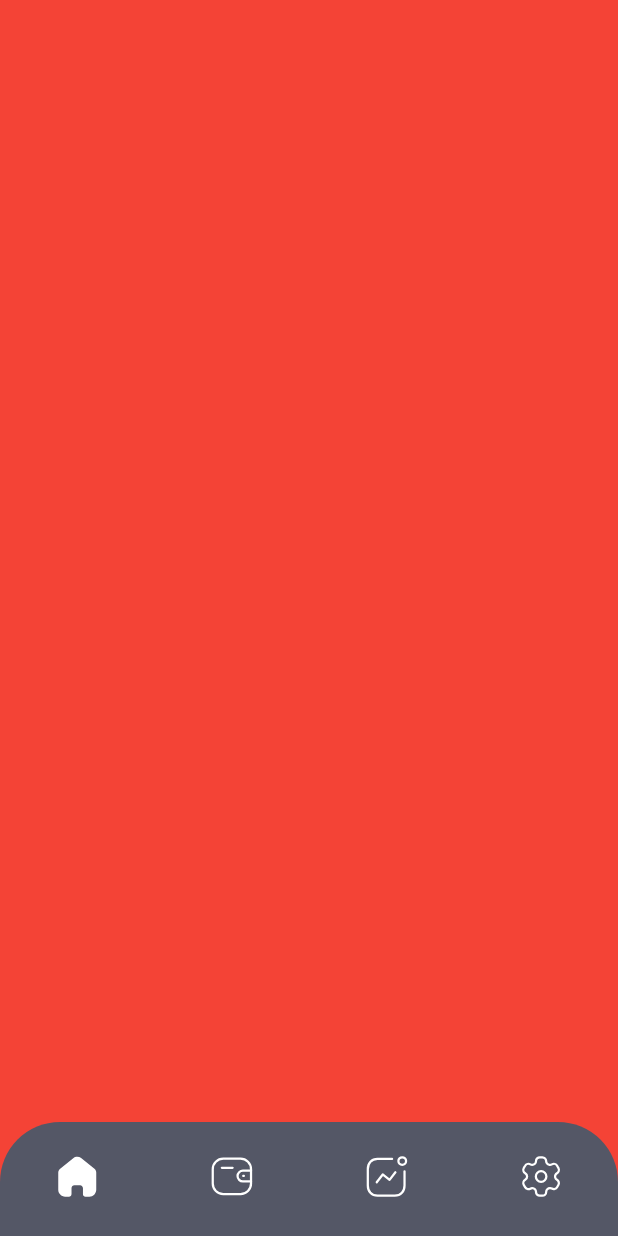
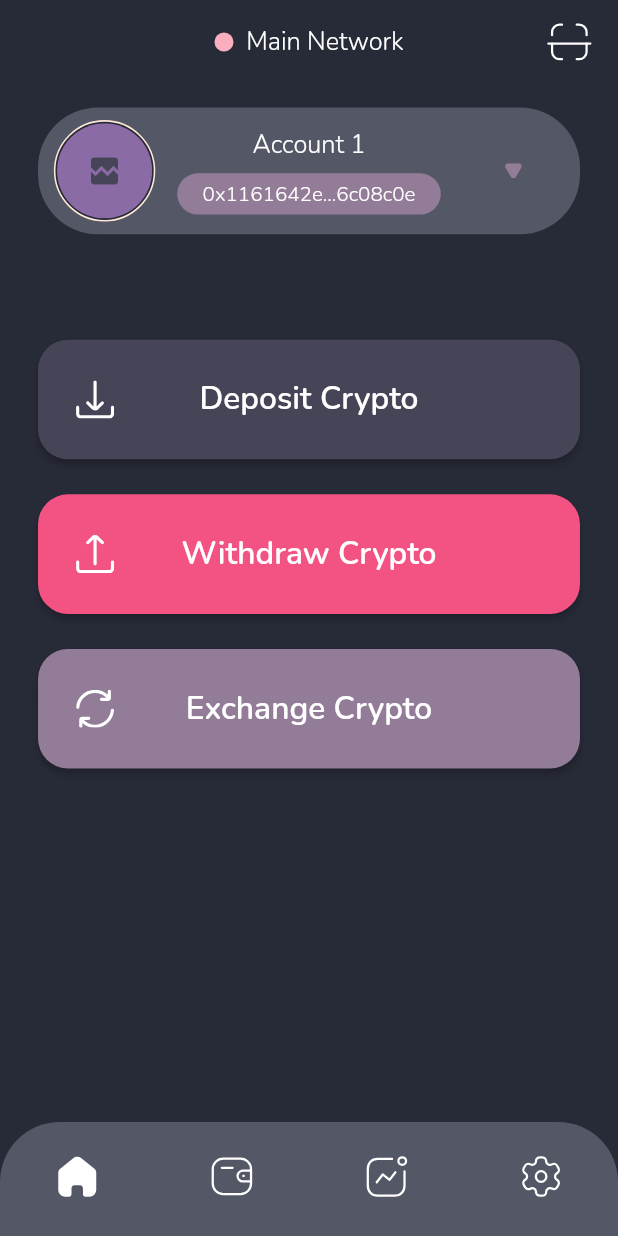
Before and after one commit to hunghuy201280/flutter_crypto_wallet, a Flutter app: the NavBarView screen opened by its route, on a phone screen of 412 x 824 dp. Run offline on Flutter 3.47's test engine with Material 2 defaults, Android fonts, the phone set to English and light mode, and no system bars; drawn by our look-alikes of cached_network_image, persistent_bottom_nav_bar_v2; our stand-ins replace another_flushbar, bloc, dio, flutter_bloc, flutter_screenutil, flutter_secure_storage and 7 more; missing offline and left inert: clipboard; accounts and stored records are empty; network calls fail; statements that could not run were skipped.

Commit message:
update - home screen

```diff
--- a/lib/configs/app_config.dart
+++ b/lib/configs/app_config.dart
@@ -12,7 +12,8 @@ import '../models/prefs/walletpref.dart';
 
 class AppConfigs {
   static const kServerUri = "http://localhost:3000";
-
+  static const tempImage =
+      "https://gamelandvn.com/mobile/wp-content/uploads/2021/05/noelle-social.jpg";
   static Future<void> initializeApp() async {
     //#region initialize AppPref
     final appPref = AppPref(
--- a/lib/l10n/intl_en.arb
+++ b/lib/l10n/intl_en.arb
@@ -36,5 +36,8 @@
   "welcomeBack" : "Welcome Back!",
   "logInWithBiometrics" : "Log In With Biometrics",
   "signIn" : "Sign In",
+  "depositCrypto" : "Deposit Crypto",
+  "withdrawCrypto" : "Withdraw Crypto",
+  "exchangeCrypto" : "Exchange Crypto",
   "signInWithBiometrics" : "Sign in with Biometrics ?"
 }
--- a/lib/l10n/intl_vi.arb
+++ b/lib/l10n/intl_vi.arb
@@ -24,6 +24,9 @@
   "welcomeBack" : "Chào mừng trở lại!",
   "logInWithBiometrics" : "Đăng nhập bằng vân tay",
   "signIn" : "Đăng nhập",
+  "depositCrypto" : "Nạp tiền",
+  "withdrawCrypto" : "Rút tiền",
+  "exchangeCrypto" : "Chuyển đổi tiền",
   "signInWithBiometrics" : "Muốn đăng nhập bằng vân tay ?"
 
 }
--- a/lib/utils/extensions.dart
+++ b/lib/utils/extensions.dart
@@ -13,6 +13,17 @@ extension StringExt on String {
         width: width,
         height: height,
       );
+  String shortFor({int shortForLength = 20}) {
+    assert(shortForLength >= 3);
+    if (length <= shortForLength - 3) {
+      return this;
+    }
+    final cutIndex = shortForLength ~/ 2;
+    final remainingChar = shortForLength - cutIndex;
+    return substring(0, cutIndex) +
+        "..." +
+        substring(length - remainingChar + 3);
+  }
 }
 
 extension OutlineInputBorderExt on OutlineInputBorder {
--- a/lib/utils/utils.dart
+++ b/lib/utils/utils.dart
@@ -4,6 +4,7 @@ import 'package:flutter_ntf_marketplace/configs/color_config.dart';
 import 'package:flutter_ntf_marketplace/utils/extensions.dart';
 import 'package:flutter_screenutil/flutter_screenutil.dart';
 import 'package:fluttertoast/fluttertoast.dart';
+import 'package:shimmer/shimmer.dart';
 
 import '../configs/text_config.dart';
 
@@ -51,4 +52,32 @@ class Utils {
   }
 
   static Widget get empty => const SizedBox.shrink();
+
+  static Shimmer getShimmer(
+          {double borderRadius = 0, double? width, double? height}) =>
+      Shimmer(
+        child: ClipRRect(
+          borderRadius: BorderRadius.circular(borderRadius),
+          child: SizedBox.fromSize(
+            size: Size(width ?? 1.sw, height ?? 1.sh),
+            child: const Material(
+              color: AppColors.kColor8,
+            ),
+          ),
+        ),
+        gradient: const LinearGradient(
+          colors: [
+            AppColors.kColor6,
+            AppColors.kColor6,
+            AppColors.kColor8,
+            AppColors.kColor6,
+            AppColors.kColor6,
+          ],
+          stops: <double>[0.0, 0.4, 0.5, 0.6, 1.0],
+          begin: Alignment.topLeft,
+          end: Alignment.centerRight,
+        ),
+        // baseColor: AppColors.kColor6,
+        // highlightColor: AppColors.kColor8,
+      );
 }
--- a/lib/views/home_screen/home_screen.dart
+++ b/lib/views/home_screen/home_screen.dart
@@ -1,4 +1,12 @@
 import 'package:flutter/material.dart';
+import 'package:flutter_ntf_marketplace/configs/color_config.dart';
+import 'package:flutter_ntf_marketplace/configs/text_config.dart';
+import 'package:flutter_ntf_marketplace/generated/l10n.dart';
+import 'package:flutter_ntf_marketplace/utils/extensions.dart';
+import 'package:flutter_ntf_marketplace/views/home_screen/widgets/account_info.dart';
+import 'package:flutter_ntf_marketplace/views/nav_bar_view/nav_bar_view.dart';
+import 'package:flutter_ntf_marketplace/views/shared_widgets/primary_button.dart';
+import 'package:flutter_screenutil/flutter_screenutil.dart';
 
 class HomeScreen extends StatefulWidget {
   static const id = "HomeScreen";
@@ -15,8 +23,44 @@ class HomeScreen extends StatefulWidget {
 class _HomeScreenState extends State<HomeScreen> {
   @override
   Widget build(BuildContext context) {
+    final s = S.of(context);
     return Scaffold(
-      backgroundColor: Colors.red,
+      backgroundColor: AppColors.kColor1,
+      body: Column(
+        children: [
+          16.verticalSpace,
+          const AccountInfo(),
+          NavBarView.height.verticalSpace,
+          PrimaryButton(
+            title: s.depositCrypto,
+            leading: "deposit".getIcon(width: 24.w, height: 24.w),
+            style: TextConfigs.kSubtitle_9,
+            onTap: () {},
+            backgroundColor: AppColors.kColor3,
+            verticalPadding: 24.w,
+            horizontalMargin: 24.w,
+          ),
+          24.verticalSpace,
+          PrimaryButton(
+            title: s.withdrawCrypto,
+            leading: "withdraw".getIcon(width: 24.w, height: 24.w),
+            style: TextConfigs.kSubtitle_9,
+            onTap: () {},
+            verticalPadding: 24.w,
+            horizontalMargin: 24.w,
+          ),
+          24.verticalSpace,
+          PrimaryButton(
+            title: s.exchangeCrypto,
+            leading: "exchange".getIcon(width: 24.w, height: 24.w),
+            style: TextConfigs.kSubtitle_9,
+            onTap: () {},
+            backgroundColor: AppColors.kColor5,
+            horizontalMargin: 24.w,
+            verticalPadding: 24.w,
+          ),
+        ],
+      ),
     );
   }
 }
--- /dev/null
+++ b/lib/views/home_screen/widgets/account_info.dart
@@ -0,0 +1,115 @@
+import 'package:clipboard/clipboard.dart';
+import 'package:flutter/material.dart';
+import 'package:flutter_ntf_marketplace/utils/extensions.dart';
+import 'package:flutter_screenutil/flutter_screenutil.dart';
+
+import '../../../configs/app_config.dart';
+import '../../../configs/color_config.dart';
+import '../../../configs/text_config.dart';
+import '../../../utils/utils.dart';
+import '../../shared_widgets/primary_avatar.dart';
+
+class AccountInfo extends StatelessWidget {
+  const AccountInfo({Key? key}) : super(key: key);
+
+  @override
+  Widget build(BuildContext context) {
+    return Padding(
+      padding: EdgeInsets.symmetric(horizontal: 24.w),
+      child: Material(
+        borderRadius: BorderRadius.circular(40),
+        color: AppColors.kColor2,
+        child: Padding(
+          padding: EdgeInsets.symmetric(horizontal: 10.w, vertical: 8.w),
+          child: Row(
+            mainAxisAlignment: MainAxisAlignment.spaceBetween,
+            children: [
+              HomeAvatar(),
+              Column(
+                children: [
+                  Text(
+                    "Account 1",
+                    style: TextConfigs.kBody2_9,
+                  ),
+                  8.verticalSpace,
+                  Material(
+                    shape: RoundedRectangleBorder(
+                      borderRadius: BorderRadius.circular(30),
+                    ),
+                    color: AppColors.kColor5,
+                    clipBehavior: Clip.hardEdge,
+                    child: InkWell(
+                      onTap: () {
+                        FlutterClipboard.controlC("text");
+                        Utils.showToast(context, message: "Copied");
+                      },
+                      child: Padding(
+                        padding: EdgeInsets.symmetric(
+                            horizontal: 16.w, vertical: 4.w),
+                        child: Text(
+                          "0x1161642e402d07D13B243d678d6d08f476c08c0e"
+                              .shortFor(),
+                          style: TextConfigs.kCaption_9,
+                        ),
+                      ),
+                    ),
+                  ),
+                ],
+              ),
+              SizedBox(
+                width: 64.w,
+                child: Material(
+                  color: Colors.transparent,
+                  child: Center(
+                    child: IconButton(
+                      onPressed: () {},
+                      splashRadius: 16.w,
+                      icon: "dropdown".getIcon(),
+                    ),
+                  ),
+                ),
+              ),
+            ],
+          ),
+        ),
+      ),
+    );
+  }
+}
+
+class HomeAvatar extends StatelessWidget {
+  const HomeAvatar({
+    Key? key,
+  }) : super(key: key);
+
+  @override
+  Widget build(BuildContext context) {
+    return Stack(
+      alignment: AlignmentDirectional.center,
+      children: [
+        SizedBox.fromSize(
+          child: Material(
+            shape: CircleBorder(
+              side: BorderSide(color: AppColors.kColor8, width: 2.w),
+            ),
+            color: Colors.transparent,
+          ),
+          size: Size(64.w, 64.w),
+        ),
+        SizedBox.fromSize(
+          child: Material(
+            shape: CircleBorder(
+              side: BorderSide(color: AppColors.kColor1, width: 2.w),
+            ),
+            color: Colors.transparent,
+          ),
+          size: Size(62.w, 62.w),
+        ),
+        PrimaryAvatar(
+          size: 60.w,
+          imageUrl: AppConfigs.tempImage,
+        ),
+      ],
+    );
+  }
+}
--- a/lib/views/login/login_screen.dart
+++ b/lib/views/login/login_screen.dart
@@ -4,7 +4,6 @@ import 'package:flutter_bloc/flutter_bloc.dart';
 import 'package:flutter_ntf_marketplace/configs/color_config.dart';
 import 'package:flutter_ntf_marketplace/configs/text_config.dart';
 import 'package:flutter_ntf_marketplace/generated/l10n.dart';
-import 'package:flutter_ntf_marketplace/view_models/auth_bloc/auth_bloc.dart';
 import 'package:flutter_ntf_marketplace/view_models/login_bloc/login_bloc.dart';
 import 'package:flutter_ntf_marketplace/views/create_wallet/create_wallet_screen.dart';
 import 'package:flutter_ntf_marketplace/views/import_wallet/import_wallet_screen.dart';
@@ -22,11 +21,9 @@ class LoginScreen extends StatefulWidget {
 }
 
 class _LoginScreenState extends State<LoginScreen> {
-
   @override
   void initState() {
     super.initState();
-
   }
 
   @override
@@ -75,7 +72,7 @@ class __BodyScreenState extends State<_BodyScreen> {
           60.verticalSpace,
           PrimaryButton(
             title: s.createWallet,
-            horizontalPadding: 72.w,
+            horizontalMargin: 72.w,
             onTap: () {
               print("Hung ngu vcl");
               Navigator.pushNamed(context, CreateWalletScreen.id);
@@ -84,7 +81,7 @@ class __BodyScreenState extends State<_BodyScreen> {
           20.verticalSpace,
           PrimaryButton(
             title: s.importWallet,
-            horizontalPadding: 72.w,
+            horizontalMargin: 72.w,
             backgroundColor: AppColors.kColor2,
             onTap: () {
               Navigator.pushNamed(context, ImportWalletScreen.id);
--- a/lib/views/nav_bar_view/nav_bar_view.dart
+++ b/lib/views/nav_bar_view/nav_bar_view.dart
@@ -1,6 +1,7 @@
 import 'package:flutter/material.dart';
 import 'package:flutter_bloc/flutter_bloc.dart';
 import 'package:flutter_ntf_marketplace/configs/color_config.dart';
+import 'package:flutter_ntf_marketplace/configs/text_config.dart';
 import 'package:flutter_ntf_marketplace/utils/extensions.dart';
 import 'package:flutter_ntf_marketplace/view_models/auth_bloc/auth_bloc.dart';
 import 'package:flutter_ntf_marketplace/views/login/login_screen.dart';
@@ -12,12 +13,13 @@ import 'package:persistent_bottom_nav_bar_v2/persistent-tab-view.dart';
 
 import '../../generated/l10n.dart';
 import '../../routes/app_route.dart';
+import '../../utils/utils.dart';
 import '../home_screen/home_screen.dart';
 import '../passcode/passcode_screen.dart';
 
 class NavBarView extends StatefulWidget {
   static const id = "NavBarView";
-  static final height = 72.w;
+  static const height = 72;
   const NavBarView({Key? key}) : super(key: key);
 
   @override
@@ -45,7 +47,10 @@ class _NavBarViewState extends State<NavBarView> {
           authenticated: (wallet) {},
         );
       },
-      child: PersistentTabView(
+      child: Scaffold(
+        appBar: _buildMainAppBar(),
+        resizeToAvoidBottomInset: false,
+        body: PersistentTabView(
           context,
           screens: screens,
           items: navBarItem,
@@ -55,7 +60,7 @@ class _NavBarViewState extends State<NavBarView> {
             selectedIndex = index;
             setState(() {});
           },
-        navBarHeight: NavBarView.height,
+          navBarHeight: NavBarView.height.w,
           padding: NavBarPadding.only(top: 24.w),
           decoration: const NavBarDecoration(
             borderRadius: BorderRadius.vertical(top: Radius.circular(40)),
@@ -63,9 +68,10 @@ class _NavBarViewState extends State<NavBarView> {
           hideNavigationBarWhenKeyboardShows: true,
           hideNavigationBar:
               MediaQuery.of(context).viewInsets.bottom > 0 ? true : false,
-        //bottomScreenMargin: 64.w,
+          bottomScreenMargin: 0,
           screenTransitionAnimation: const ScreenTransitionAnimation(
             animateTabTransition: true,
+          ),
         ),
       ),
     );
@@ -107,4 +113,36 @@ class _NavBarViewState extends State<NavBarView> {
       ),
     );
   }
+
+  _buildMainAppBar() => AppBar(
+        leading: Utils.empty,
+        title: Row(
+          mainAxisSize: MainAxisSize.min,
+          children: [
+            SizedBox.fromSize(
+              child: const Material(
+                color: AppColors.kColor7,
+                shape: CircleBorder(),
+              ),
+              size: Size(12.w, 12.w),
+            ),
+            8.horizontalSpace,
+            Text(
+              "Main Network",
+              style: TextConfigs.kBody2_9,
+            ),
+          ],
+        ),
+        actions: [
+          IconButton(
+            icon: "scan".getIcon(),
+            onPressed: () {},
+            splashRadius: 20.w,
+          ),
+          8.horizontalSpace,
+        ],
+        centerTitle: true,
+        backgroundColor: AppColors.kColor1,
+        elevation: 0,
+      );
 }
--- a/lib/views/shared_widgets/primary_avatar.dart
+++ b/lib/views/shared_widgets/primary_avatar.dart
@@ -2,57 +2,68 @@ import 'package:cached_network_image/cached_network_image.dart';
 import 'package:flutter/material.dart';
 import 'package:flutter_ntf_marketplace/configs/color_config.dart';
 
+import '../../utils/utils.dart';
+
 class PrimaryAvatar extends StatelessWidget {
   final double? size;
-  final BoxConstraints? constraints;
   final ImageProvider? image;
   final String? imageUrl;
   final Color background;
-  final BoxFit? fit;
-  PrimaryAvatar(
+  final BoxFit fit;
+  const PrimaryAvatar(
       {Key? key,
       this.image,
       this.imageUrl,
       required this.size,
-      BoxConstraints? constraints,
-      Color? background,
+      this.background = AppColors.kColor2,
       this.fit = BoxFit.cover})
-      : assert(
-            (imageUrl == null && image == null) ||
-                (imageUrl != null) ||
-                (image != null),
+      : assert((imageUrl != null) || (image != null),
             "Only specify urlImage or image"),
-        constraints = (size != null)
-            ? constraints?.tighten(width: size, height: size) ??
-                BoxConstraints.tightFor(width: size, height: size)
-            : constraints,
-        background = background ?? AppColors.kColor2,
         super(key: key);
 
   @override
   Widget build(BuildContext context) {
-    return Container(
-      decoration: BoxDecoration(
-        color: background,
-        borderRadius: BorderRadius.circular(size ?? 0),
-      ),
-      constraints: constraints,
-      child: imageImage(),
-    );
-  }
+    late final Widget child;
+    if (image != null) {
+      child = Image(
+        image: image!,
+        fit: fit,
+        width: size,
+        height: size,
+      );
+    } else {
+      child = CachedNetworkImage(
+        imageUrl: imageUrl!,
+        placeholder: (__, _) => ClipOval(
+          child: Utils.getShimmer(
+            width: size,
+            height: size,
+          ),
+        ),
+        imageBuilder: (context, image) => ClipOval(
+          child: Image(
+            fit: fit,
+            image: image,
+            width: size,
+            height: size,
+          ),
+        ),
+        errorWidget: (_, __, ___) => ClipOval(
+          child: Container(
+            width: size,
+            height: size,
+            color: AppColors.kColor4,
+            child: const Center(
+              child: Icon(
+                Icons.broken_image,
+                color: AppColors.kColor3,
+              ),
+            ),
+          ),
+        ),
+      );
+    }
 
-  Widget imageImage() {
-    if ((imageUrl == null && image == null)) {
-      return Container();
-    }
-    return image != null
-        ? Image(
-            image: image!,
-            fit: fit,
-          )
-        : CachedNetworkImage(
-            imageUrl: imageUrl!,
-            fit: fit,
-          );
+    return child;
   }
 }
--- a/lib/views/shared_widgets/primary_button.dart
+++ b/lib/views/shared_widgets/primary_button.dart
@@ -9,20 +9,24 @@ class PrimaryButton extends StatelessWidget {
     Key? key,
     required this.title,
     this.backgroundColor = AppColors.kColor6,
-    this.horizontalPadding,
+    this.horizontalMargin,
     this.verticalPadding,
     required this.onTap,
+    this.leading,
+    this.style,
   }) : super(key: key);
 
   final String title;
   final Color backgroundColor;
-  final double? horizontalPadding;
+  final double? horizontalMargin;
   final double? verticalPadding;
   final GestureTapCallback? onTap;
+  final Widget? leading;
+  final TextStyle? style;
   @override
   Widget build(BuildContext context) {
     return Padding(
-      padding: EdgeInsets.symmetric(horizontal: horizontalPadding ?? 0),
+      padding: EdgeInsets.symmetric(horizontal: horizontalMargin ?? 0),
       child: ElevatedButton(
         style: ElevatedButton.styleFrom(
           primary: backgroundColor,
@@ -33,14 +37,26 @@ class PrimaryButton extends StatelessWidget {
           ),
           padding: EdgeInsets.symmetric(
             vertical: verticalPadding ?? 16.h,
+            horizontal: 24.w,
           ),
           minimumSize: Size(1.sw, 0),
           maximumSize: Size(1.sw, 1.sh),
         ),
         onPressed: onTap,
-        child: Text(
-          title,
-          style: TextConfigs.kHeader4_9,
+        child: Row(
+          mainAxisAlignment: MainAxisAlignment.spaceBetween,
+          children: [
+            if (leading != null) leading!,
+            Text(
+              title,
+              style: style ?? TextConfigs.kHeader4_9,
+            ),
+            if (leading != null)
+              Opacity(
+                child: leading!,
+                opacity: 0,
+              ),
+          ],
         ),
       ),
     );
--- a/pubspec.yaml
+++ b/pubspec.yaml
@@ -29,7 +29,6 @@ dependencies:
   another_flushbar: ^1.10.28
   fluttertoast: ^8.0.8
   get: ^4.6.1
-
   cupertino_icons: ^1.0.4
   web3dart: ^2.3.5
   hive: ^2.0.6
@@ -37,6 +36,10 @@ dependencies:
   flutter_secure_storage: ^5.0.2
   cached_network_image: ^3.2.0
   persistent_bottom_nav_bar_v2: ^4.1.3
+  shimmer: ^2.0.0
+
+
+
 
 dev_dependencies:
   freezed: ^1.1.1
```
Also changed, not shown: assets/icons/ic_deposit.svg (added), assets/icons/ic_dropdown.svg (added), assets/icons/ic_exchange.svg (added), assets/icons/ic_scan.svg (added), assets/icons/ic_withdraw.svg (added), lib/generated/intl/messages_en.dart, lib/generated/intl/messages_vi.dart, lib/generated/l10n.dart, pubspec.lock. Lines whose indentation alone changed are shown as unchanged.
